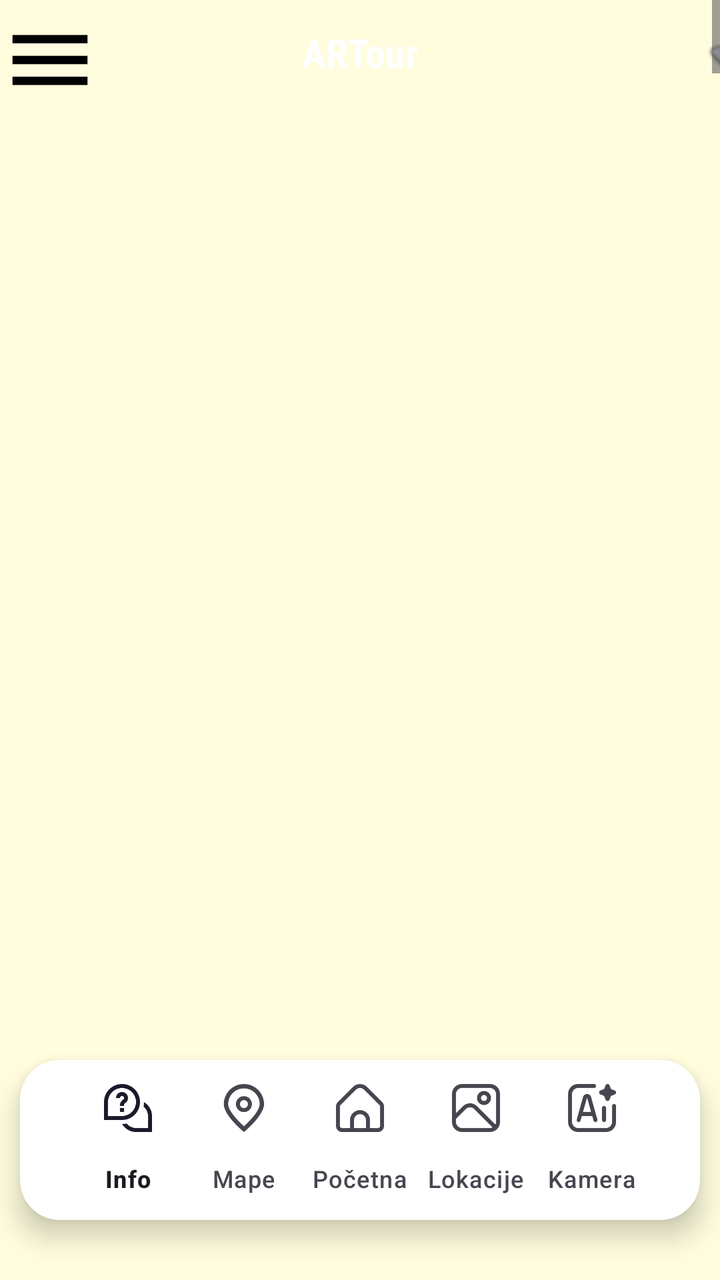
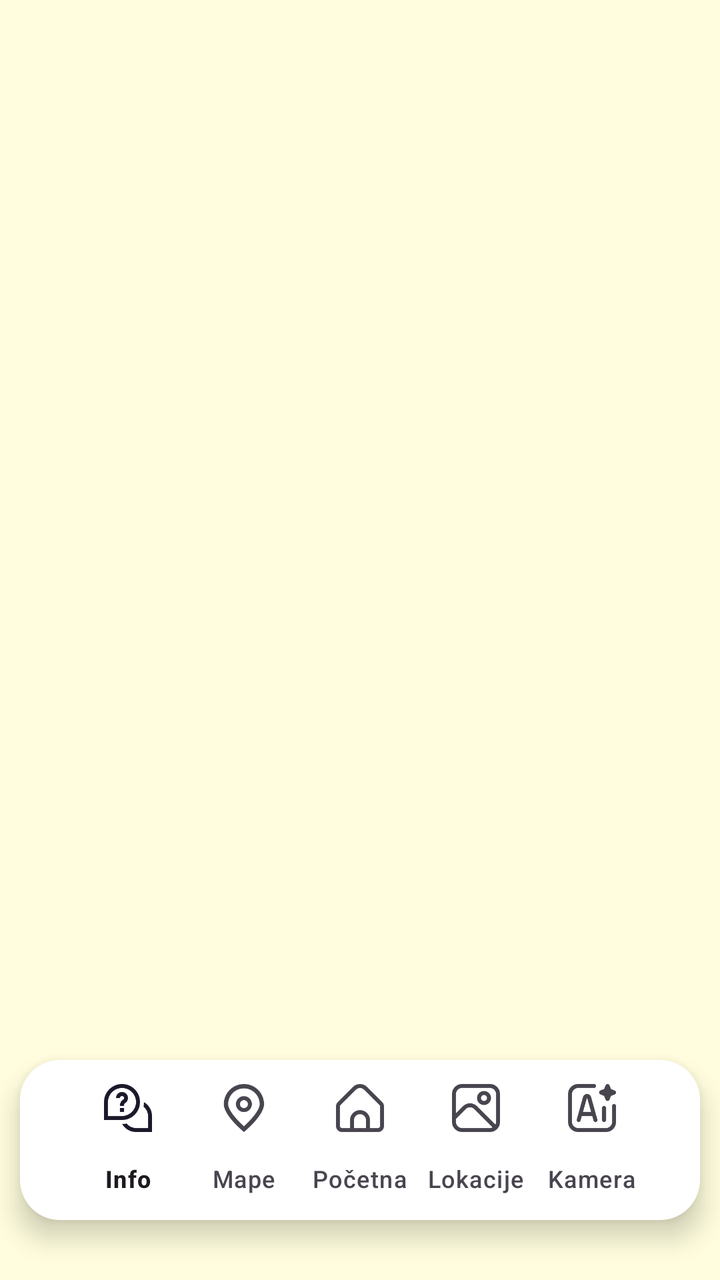

Compare the two renders of this Android layout. The source of the first and the diff that turns it into the second are given below.
<!-- AndroidManifest.xml: activity theme Theme.ARTour -->
<!-- res/layout/activity_main.xml -->
<?xml version="1.0" encoding="utf-8"?>
<androidx.coordinatorlayout.widget.CoordinatorLayout xmlns:android="http://schemas.android.com/apk/res/android"
    xmlns:app="http://schemas.android.com/apk/res-auto"
    xmlns:tools="http://schemas.android.com/tools"
    android:layout_width="match_parent"
    android:layout_height="match_parent"
    android:background="@color/pozadina"
    tools:context=".MainActivity">
    <FrameLayout
        android:id="@+id/frame_layout"
        android:layout_width="match_parent"
        android:layout_height="match_parent"/>
    
    <com.google.android.material.navigation.NavigationView
        android:layout_width="match_parent"
        android:layout_height="50dp"
        app:headerLayout="@layout/top_toolbar"
        android:layout_gravity="start"/>

    <com.google.android.material.bottomappbar.BottomAppBar
        android:id="@+id/bottomAppBar"
        android:layout_width="match_parent"
        android:layout_height="wrap_content"
        android:layout_gravity="bottom"
        android:background="@android:color/transparent"
        android:visibility="invisible"
        app:fabCradleMargin="10dp"
        app:fabCradleRoundedCornerRadius="50dp">

    </com.google.android.material.bottomappbar.BottomAppBar>


    <FrameLayout
        android:layout_width="340dp"
        android:layout_height="80dp"
        android:layout_gravity="bottom|center_horizontal"
        android:layout_marginHorizontal="30dp"
        android:layout_marginBottom="30dp"
        android:visibility="visible">

        <ImageView
            android:id="@+id/imageView2"
            android:layout_width="match_parent"
            android:layout_height="match_parent"
            android:layout_gravity="bottom|center|center_horizontal"
            android:background="@drawable/rounded_bottom_navigation_bar"
            android:elevation="8dp"
            android:visibility="visible" />
    </FrameLayout>


    <com.google.android.material.bottomnavigation.BottomNavigationView
        android:id="@+id/bottomNavigationView"
        android:layout_width="wrap_content"
        android:layout_height="wrap_content"
        android:layout_gravity="bottom|center_vertical"
        android:layout_marginHorizontal="35dp"
        android:layout_marginBottom="30dp"
        android:background="@drawable/rounded_bottom_navigation_bar"
        android:visibility="visible"
        app:labelVisibilityMode="labeled"
        app:layout_anchor="@+id/bottomAppBar"
        app:layout_anchorGravity="center|center_vertical"
        app:menu="@menu/bottom_menu">

    </com.google.android.material.bottomnavigation.BottomNavigationView>

    <TextView
        android:id="@+id/naslov"
        android:layout_width="wrap_content"
        android:layout_height="wrap_content"
        android:fontFamily="sans-serif-condensed"
        android:text="TURISTIČKI VODIČ OPŠTINE MILIĆI"
        android:textSize="25dp"
        android:textStyle="bold"
        app:layout_anchor="@+id/frame_layout"
        app:layout_anchorGravity="center"
        android:translationY="-260dp"
        android:visibility="gone"/>

    <TextView
        android:id="@+id/kartice"
        android:layout_width="wrap_content"
        android:layout_height="wrap_content"
        android:text="IZDVOJENE LOKACIJE"
        android:fontFamily="sans-serif-condensed"
        android:textSize="20dp"
        android:textStyle="bold"
        app:layout_anchor="@+id/frame_layout"
        app:layout_anchorGravity="center"
        android:translationY="-180dp"
        android:visibility="gone"/>

    <androidx.viewpager2.widget.ViewPager2
        android:layout_width="410dp"
        android:layout_height="210dp"
        app:layout_anchor="@+id/frame_layout"
        app:layout_anchorGravity="center"
        android:translationY="-50dp"
        android:visibility="gone"/>

    <ImageView
        android:id="@+id/ikona1"
        android:layout_width="50dp"
        android:layout_height="50dp"
        app:layout_anchor="@+id/frame_layout"
        app:layout_anchorGravity="center"
        app:srcCompat="@drawable/baseline_forest_24"
        android:translationY="80dp"
        android:translationX="-155dp"
        android:visibility="gone"/>
    <ImageView
        android:id="@+id/ikona2"
        android:layout_width="50dp"
        android:layout_height="50dp"
        app:layout_anchor="@+id/frame_layout"
        app:layout_anchorGravity="center"
        app:srcCompat="@drawable/baseline_local_cafe_24"
        android:translationY="80dp"
        android:translationX="-95dp"
        android:visibility="gone"/>
    <ImageView
        android:id="@+id/ikona3"
        android:layout_width="50dp"
        android:layout_height="50dp"
        app:layout_anchor="@+id/frame_layout"
        app:layout_anchorGravity="center"
        app:srcCompat="@drawable/baseline_church_24"
        android:translationY="80dp"
        android:translationX="-35dp"
        android:visibility="gone"/>

</androidx.coordinatorlayout.widget.CoordinatorLayout>
<!-- res/layout/top_toolbar.xml (included above) -->
<?xml version="1.0" encoding="utf-8"?>
<androidx.coordinatorlayout.widget.CoordinatorLayout xmlns:android="http://schemas.android.com/apk/res/android"
    xmlns:app="http://schemas.android.com/apk/res-auto"
    xmlns:tools="http://schemas.android.com/tools"
    android:id="@+id/toolbar"
    android:layout_width="match_parent"
    android:layout_height="60dp"
    android:background="@color/pozadina">


    <ImageView
        android:id="@+id/ikonica"
        android:layout_width="50dp"
        android:layout_height="50dp"
        app:layout_anchorGravity="start|end"
        android:translationX="350dp"
        android:layout_marginTop="5dp"
        app:srcCompat="@android:drawable/btn_star" />

    <ImageView
        android:id="@+id/menu"
        android:layout_width="50dp"
        android:layout_height="50dp"
        app:layout_anchorGravity="start|end"
        android:layout_marginTop="5dp"
        app:srcCompat="@drawable/baseline_menu_24" />

    <TextView
        android:id="@+id/glavniNaslov"
        android:layout_width="match_parent"
        android:layout_height="wrap_content"
        android:textAlignment="center"
        android:fontFamily="sans-serif-condensed"
        android:textSize="20dp"
        android:textStyle="bold"
        android:textColor="@color/white"
        android:translationY="12.5dp"
        android:text="ARTour" />

</androidx.coordinatorlayout.widget.CoordinatorLayout>
<!-- resources referenced by this layout -->
<resources>
  <color name="pozadina">#fffddd</color>
  <color name="white">#FFFFFFFF</color>
  <!-- drawable baseline_church_24 (drawable) -->
  <vector android:height="24dp" android:tint="#000000"
      android:viewportHeight="24" android:viewportWidth="24"
      android:width="24dp" xmlns:android="http://schemas.android.com/apk/res/android">
      <path android:fillColor="@android:color/white" android:pathData="M18,12.22V9l-5,-2.5V5h2V3h-2V1h-2v2H9v2h2v1.5L6,9v3.22L2,14v8h8v-3c0,-1.1 0.9,-2 2,-2s2,0.9 2,2v3h8v-8L18,12.22zM12,13.5c-0.83,0 -1.5,-0.67 -1.5,-1.5s0.67,-1.5 1.5,-1.5s1.5,0.67 1.5,1.5S12.83,13.5 12,13.5z"/>
  </vector>
  <!-- drawable baseline_forest_24 (drawable) -->
  <vector android:height="24dp" android:tint="#000000"
      android:viewportHeight="24" android:viewportWidth="24"
      android:width="24dp" xmlns:android="http://schemas.android.com/apk/res/android">
      <path android:fillColor="@android:color/white" android:pathData="M16,12l-7,-10l-7,10l1.86,0l-3.86,6l7,0l0,4l4,0l0,-4l7,0l-3.86,-6z"/>
      <path android:fillColor="@android:color/white" android:pathData="M20.14,12l1.86,0l-7,-10l-2.39,3.41l5.31,7.59l-1.92,0l-0.03,0l3.22,5l4.81,0z"/>
      <path android:fillColor="@android:color/white" android:pathData="M13,19h4v3h-4z"/>
  </vector>
  <!-- drawable baseline_local_cafe_24 (drawable) -->
  <vector android:height="24dp" android:tint="#000000"
      android:viewportHeight="24" android:viewportWidth="24"
      android:width="24dp" xmlns:android="http://schemas.android.com/apk/res/android">
      <path android:fillColor="@android:color/white" android:pathData="M20,3L4,3v10c0,2.21 1.79,4 4,4h6c2.21,0 4,-1.79 4,-4v-3h2c1.11,0 2,-0.9 2,-2L22,5c0,-1.11 -0.89,-2 -2,-2zM20,8h-2L18,5h2v3zM4,19h16v2L4,21z"/>
  </vector>
  <!-- drawable baseline_menu_24 (drawable) -->
  <vector android:height="24dp" android:tint="#000000"
      android:viewportHeight="24" android:viewportWidth="24"
      android:width="24dp" xmlns:android="http://schemas.android.com/apk/res/android">
      <path android:fillColor="@android:color/white" android:pathData="M3,18h18v-2L3,16v2zM3,13h18v-2L3,11v2zM3,6v2h18L21,6L3,6z"/>
  </vector>
  <!-- drawable rounded_bottom_navigation_bar (drawable) -->
  <?xml version="1.0" encoding="utf-8"?>
  <shape xmlns:android="http://schemas.android.com/apk/res/android">
      <corners android:radius="20dp" /> 
      <solid android:color="@android:color/white" /> 
  </shape>
  <style name="Theme.ARTour" parent="Base.Theme.ARTour" />
  <style name="Base.Theme.ARTour" parent="Theme.Material3.DayNight.NoActionBar">
          
          
          <item name="android:statusBarColor" tools:targetApi="1">@color/pozadina</item>
          <item name="android:navigationBarColor">@color/pozadina</item>
      </style>
</resources>

<!-- the commit's change to res/layout/activity_main.xml (unified diff, before → after) -->
@@ -11,11 +11,7 @@
         android:layout_width="match_parent"
         android:layout_height="match_parent"/>
     
-    <com.google.android.material.navigation.NavigationView
-        android:layout_width="match_parent"
-        android:layout_height="50dp"
-        app:headerLayout="@layout/top_toolbar"
-        android:layout_gravity="start"/>
+    
 
     <com.google.android.material.bottomappbar.BottomAppBar
         android:id="@+id/bottomAppBar"
@@ -131,44 +127,3 @@
         android:visibility="gone"/>
 
 </androidx.coordinatorlayout.widget.CoordinatorLayout>
-<!-- res/layout/top_toolbar.xml (included above) -->
-<?xml version="1.0" encoding="utf-8"?>
-<androidx.coordinatorlayout.widget.CoordinatorLayout xmlns:android="http://schemas.android.com/apk/res/android"
-    xmlns:app="http://schemas.android.com/apk/res-auto"
-    xmlns:tools="http://schemas.android.com/tools"
-    android:id="@+id/toolbar"
-    android:layout_width="match_parent"
-    android:layout_height="60dp"
-    android:background="@color/pozadina">
-
-
-    <ImageView
-        android:id="@+id/ikonica"
-        android:layout_width="50dp"
-        android:layout_height="50dp"
-        app:layout_anchorGravity="start|end"
-        android:translationX="350dp"
-        android:layout_marginTop="5dp"
-        app:srcCompat="@android:drawable/btn_star" />
-
-    <ImageView
-        android:id="@+id/menu"
-        android:layout_width="50dp"
-        android:layout_height="50dp"
-        app:layout_anchorGravity="start|end"
-        android:layout_marginTop="5dp"
-        app:srcCompat="@drawable/baseline_menu_24" />
-
-    <TextView
-        android:id="@+id/glavniNaslov"
-        android:layout_width="match_parent"
-        android:layout_height="wrap_content"
-        android:textAlignment="center"
-        android:fontFamily="sans-serif-condensed"
-        android:textSize="20dp"
-        android:textStyle="bold"
-        android:textColor="@color/white"
-        android:translationY="12.5dp"
-        android:text="ARTour" />
-
-</androidx.coordinatorlayout.widget.CoordinatorLayout>
<!-- resource entries referenced after the edit -->
@@ -1,7 +1,6 @@
 <!-- resources referenced by this layout -->
 <resources>
   <color name="pozadina">#fffddd</color>
-  <color name="white">#FFFFFFFF</color>
   <!-- drawable baseline_church_24 (drawable) -->
   <vector android:height="24dp" android:tint="#000000"
       android:viewportHeight="24" android:viewportWidth="24"
@@ -22,12 +21,6 @@
       android:width="24dp" xmlns:android="http://schemas.android.com/apk/res/android">
       <path android:fillColor="@android:color/white" android:pathData="M20,3L4,3v10c0,2.21 1.79,4 4,4h6c2.21,0 4,-1.79 4,-4v-3h2c1.11,0 2,-0.9 2,-2L22,5c0,-1.11 -0.89,-2 -2,-2zM20,8h-2L18,5h2v3zM4,19h16v2L4,21z"/>
   </vector>
-  <!-- drawable baseline_menu_24 (drawable) -->
-  <vector android:height="24dp" android:tint="#000000"
-      android:viewportHeight="24" android:viewportWidth="24"
-      android:width="24dp" xmlns:android="http://schemas.android.com/apk/res/android">
-      <path android:fillColor="@android:color/white" android:pathData="M3,18h18v-2L3,16v2zM3,13h18v-2L3,11v2zM3,6v2h18L21,6L3,6z"/>
-  </vector>
   <!-- drawable rounded_bottom_navigation_bar (drawable) -->
   <?xml version="1.0" encoding="utf-8"?>
   <shape xmlns:android="http://schemas.android.com/apk/res/android">
